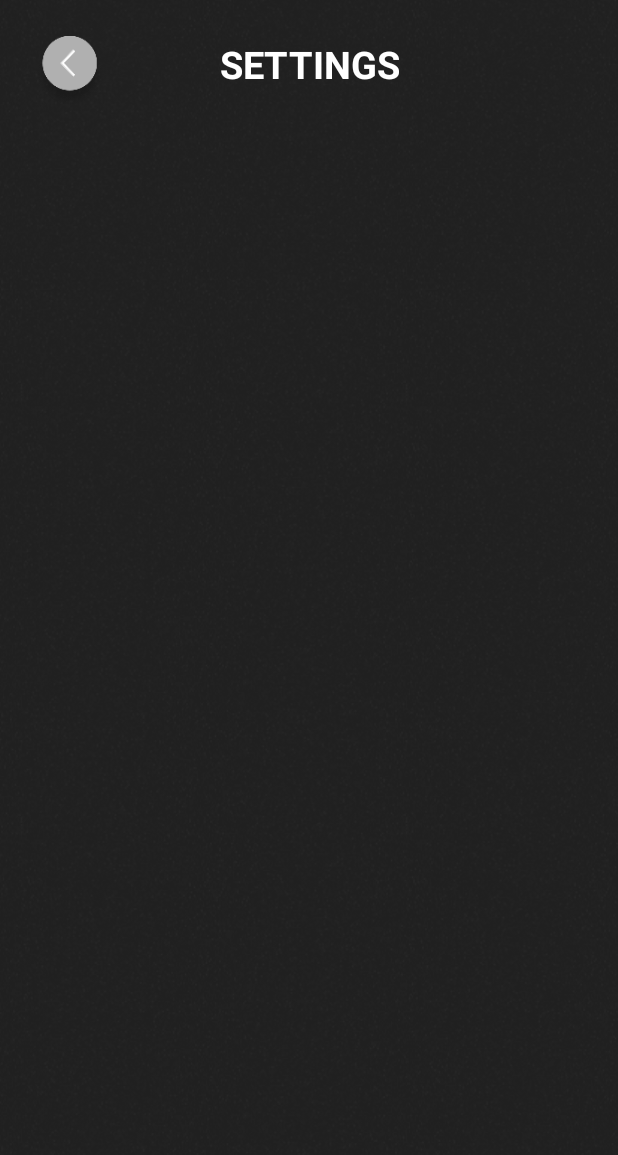
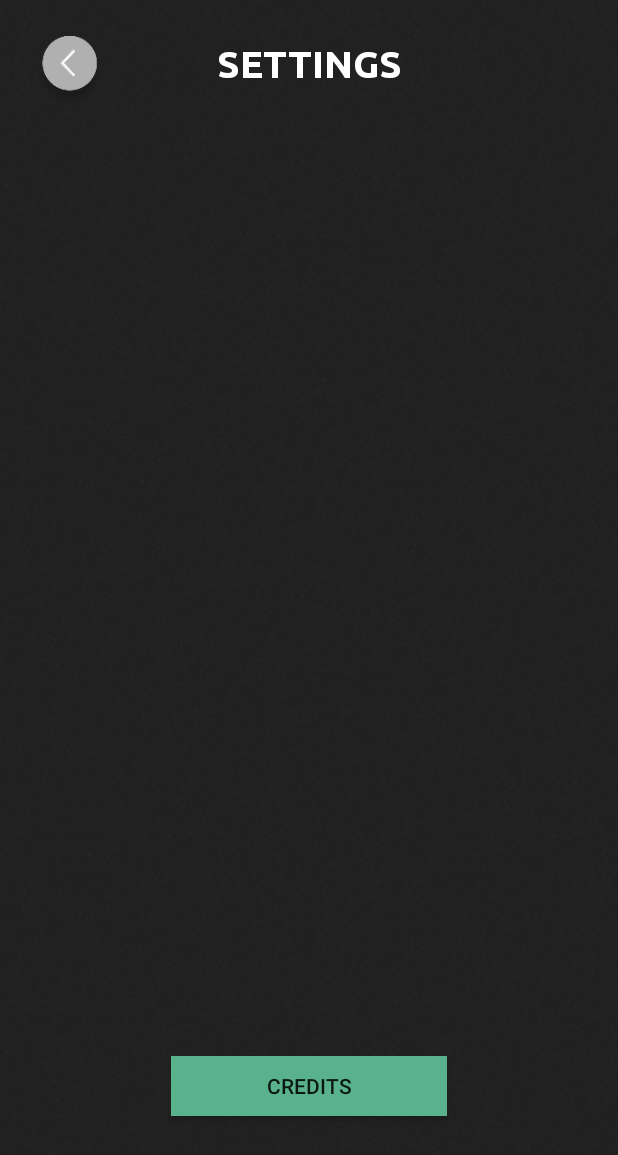
Before and after one commit to jorgeiiavila/CarCrash, an Android app: the SettingsActivity screen opened directly, with no data from a screen before it, on a phone screen of 412 x 824 dp. Shown: the top 1155 px of the screen. Run offline under Robolectric (Android 15) with nearby library versions, the phone set to English and light mode, and no system bars.

Commit message:
Added Change Car Activity with its RecycltView & Rounded Buttons

```diff
--- a/app/build.gradle
+++ b/app/build.gradle
@@ -22,6 +22,7 @@ dependencies {
     implementation fileTree(dir: 'libs', include: ['*.jar'])
     implementation 'com.android.support:appcompat-v7:26.1.0'
     implementation 'com.android.support.constraint:constraint-layout:1.0.2'
+    implementation 'com.android.support:recyclerview-v7:26.1.0'
     testImplementation 'junit:junit:4.12'
     androidTestImplementation 'com.android.support.test:runner:1.0.1'
     androidTestImplementation 'com.android.support.test.espresso:espresso-core:3.0.1'
--- a/app/src/main/AndroidManifest.xml
+++ b/app/src/main/AndroidManifest.xml
@@ -17,7 +17,8 @@
             </intent-filter>
         </activity>
         <activity android:name=".GameActivity" />
-        <activity android:name=".SettingsActivity"></activity>
+        <activity android:name=".SettingsActivity" />
+        <activity android:name=".ChangeCarActivity"></activity>
     </application>
 
 </manifest>
--- /dev/null
+++ b/app/src/main/res/drawable/button_background.xml
@@ -0,0 +1,6 @@
+<?xml version="1.0" encoding="utf-8"?>
+<shape xmlns:android="http://schemas.android.com/apk/res/android"
+    android:shape="rectangle">
+    <solid android:color="@color/carCrashGreen" />
+    <corners android:radius="20dp" />
+</shape>
--- /dev/null
+++ b/app/src/main/res/font/ubuntu_font.xml
@@ -0,0 +1,7 @@
+<?xml version="1.0" encoding="utf-8"?>
+<font-family xmlns:android="http://schemas.android.com/apk/res/android">
+    <font
+        android:fontStyle="normal"
+        android:fontWeight="900"
+        android:font="@font/ubuntu_bold" />
+</font-family>
--- a/app/src/main/res/layout/activity_main.xml
+++ b/app/src/main/res/layout/activity_main.xml
@@ -52,6 +52,7 @@
         android:layout_width="wrap_content"
         android:layout_height="wrap_content"
         android:layout_marginTop="64dp"
+        android:fontFamily="@font/ubuntu_bold"
         android:lineSpacingExtra="-12sp"
         android:text="CAR\nCRASH"
         android:textAlignment="center"
@@ -68,6 +69,7 @@
         android:layout_height="wrap_content"
         android:layout_marginEnd="8dp"
         android:layout_marginStart="8dp"
+        android:fontFamily="@font/ubuntu_bold"
         android:text="HIGHSCORE"
         android:textAlignment="center"
         android:textColor="@android:color/darker_gray"
--- a/app/src/main/res/layout/activity_settings.xml
+++ b/app/src/main/res/layout/activity_settings.xml
@@ -22,13 +22,26 @@
         android:layout_width="wrap_content"
         android:layout_height="wrap_content"
         android:layout_marginBottom="10dp"
+        android:fontFamily="@font/ubuntu_font"
         android:text="SETTINGS"
         android:textAlignment="center"
         android:textColor="@android:color/white"
         android:textSize="25sp"
         android:textStyle="bold"
+        android:typeface="normal"
         app:layout_constraintBottom_toBottomOf="@+id/settingsBackBtn"
         app:layout_constraintEnd_toEndOf="parent"
         app:layout_constraintStart_toStartOf="parent"
         app:layout_constraintTop_toTopOf="@+id/settingsBackBtn" />
+
+    <Button
+        android:id="@+id/settings_credits_btn"
+        android:layout_width="184dp"
+        android:layout_height="40dp"
+        android:layout_marginBottom="80dp"
+        android:background="@color/carCrashGreen"
+        android:text="CREDITS"
+        app:layout_constraintBottom_toBottomOf="parent"
+        app:layout_constraintEnd_toEndOf="parent"
+        app:layout_constraintStart_toStartOf="parent" />
 </android.support.constraint.ConstraintLayout>
```
Also changed, not shown: app/src/main/java/com/jorgeiiavila/carcrash/ChangeCarActivity.java (added, +57 -0 lines), app/src/main/java/com/jorgeiiavila/carcrash/ChangeCarAdapter.java (added, +49 -0 lines), app/src/main/java/com/jorgeiiavila/carcrash/MainActivity.java (+9 -0 lines), app/src/main/res/layout/activity_change_car.xml (added, +64 -0 lines), app/src/main/res/layout/change_car_item.xml (added, +19 -0 lines), app/src/main/res/font/ubuntu_bold.ttf (added).
